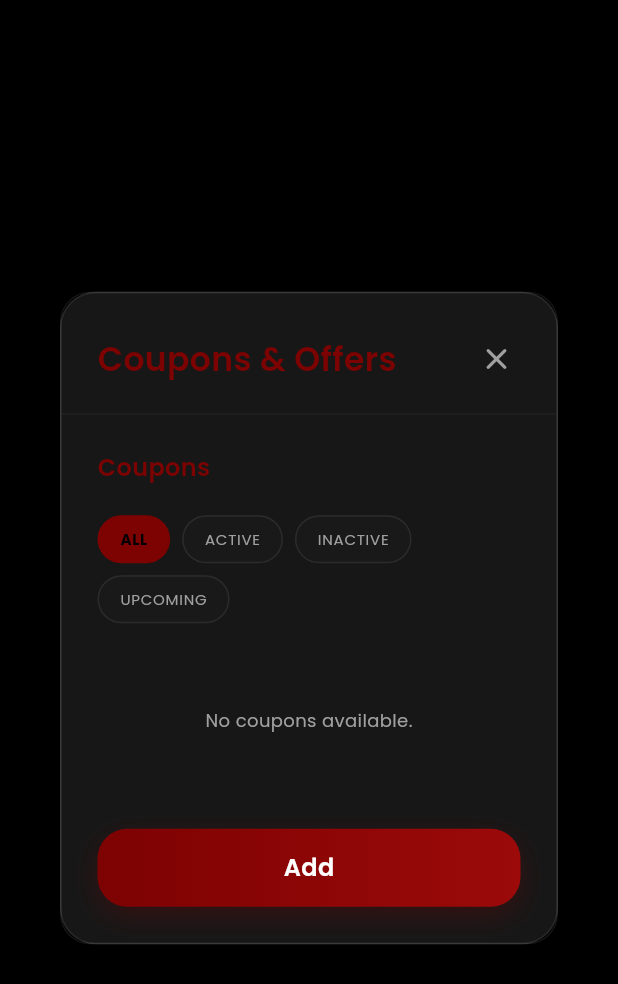
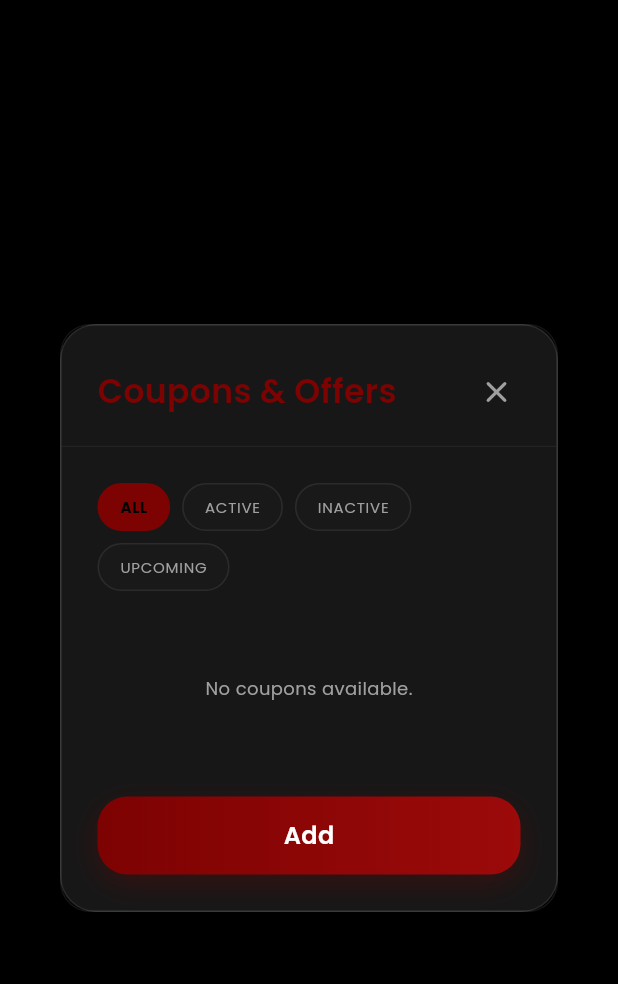
Before and after one commit to iam-shresthraj/PayPulse, a Flutter app: the CouponsManagementDialog widget shown alone on an empty page, opened directly, on a phone screen of 412 x 824 dp. Shown: the top 984 px of the screen. Run offline on Flutter 3.47's test engine with Material 3 defaults, Android fonts, the phone set to English and light mode, and no system bars; our stand-ins replace barcode_widget, cached_network_image, dio, file_picker, flutter_animate, flutter_local_notifications and 12 more; missing offline and left inert: dart:html, excel; accounts and stored records are empty; network calls fail.

Commit message:
fix: remove Coupons sub-heading from Coupons & Offers page

```diff
--- a/swarnayan_flutter/lib/features/more/widgets/more_dialogs.dart
+++ b/swarnayan_flutter/lib/features/more/widgets/more_dialogs.dart
@@ -687,14 +687,14 @@ class _CouponsManagementDialogState extends ConsumerState<CouponsManagementDialo
       child: Column(
         crossAxisAlignment: CrossAxisAlignment.start,
         children: [
+          if (_showForm) ...[
             Row(
               mainAxisAlignment: MainAxisAlignment.spaceBetween,
               children: [
                 Text(
-                _showForm ? (_editingCoupon != null ? 'Edit Coupon' : 'Add New Coupon') : 'Coupons',
+                  _editingCoupon != null ? 'Edit Coupon' : 'Add New Coupon',
                   style: AppTextStyles.titleSm.copyWith(color: AppColors.primary),
                 ),
-              if (_showForm)
                 SecondaryButton(
                   label: 'View List',
                   onPressed: () {
@@ -707,6 +707,7 @@ class _CouponsManagementDialogState extends ConsumerState<CouponsManagementDialo
               ],
             ),
             const SizedBox(height: 20),
+          ],
           if (_showForm)
             Form(
               key: _formKey,
```
Lines whose indentation alone changed are shown as unchanged.
